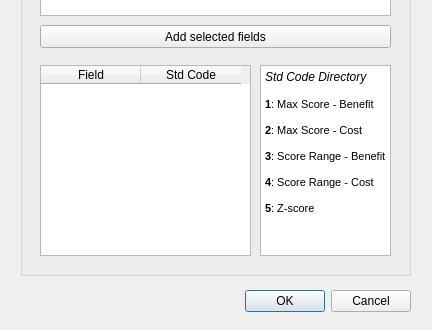
Qt form field_standardizer/field_standardizer_dialog_base.ui (greghuang8/standardizer_plugin) before a commit; both pictures show x 0 to 432 and y 305 to 635 of the 432 by 635 pixel window.
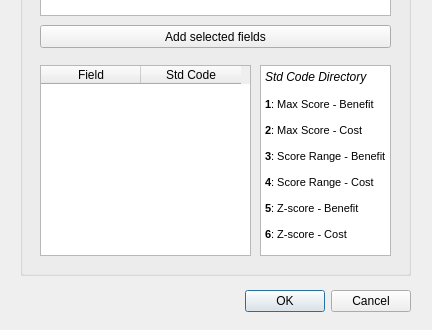
The same form after that commit. Custom widgets are drawn as their Qt base class.

Commit message: Added cost function for z-score (benefit function * -1)

```diff
--- a/field_standardizer/field_standardizer_dialog_base.ui
+++ b/field_standardizer/field_standardizer_dialog_base.ui
@@ -169,7 +169,9 @@
 &lt;p style=&quot;-qt-paragraph-type:empty; margin-top:0px; margin-bottom:0px; margin-left:0px; margin-right:0px; -qt-block-indent:0; text-indent:0px;&quot;&gt;&lt;br /&gt;&lt;/p&gt;
 &lt;p style=&quot; margin-top:0px; margin-bottom:0px; margin-left:0px; margin-right:0px; -qt-block-indent:0; text-indent:0px;&quot;&gt;&lt;span style=&quot; font-weight:600;&quot;&gt;4&lt;/span&gt;: Score Range - Cost&lt;/p&gt;
 &lt;p style=&quot;-qt-paragraph-type:empty; margin-top:0px; margin-bottom:0px; margin-left:0px; margin-right:0px; -qt-block-indent:0; text-indent:0px;&quot;&gt;&lt;br /&gt;&lt;/p&gt;
-&lt;p style=&quot; margin-top:0px; margin-bottom:0px; margin-left:0px; margin-right:0px; -qt-block-indent:0; text-indent:0px;&quot;&gt;&lt;span style=&quot; font-weight:600;&quot;&gt;5&lt;/span&gt;: Z-score&lt;/p&gt;&lt;/body&gt;&lt;/html&gt;</string>
+&lt;p style=&quot; margin-top:0px; margin-bottom:0px; margin-left:0px; margin-right:0px; -qt-block-indent:0; text-indent:0px;&quot;&gt;&lt;span style=&quot; font-weight:600;&quot;&gt;5&lt;/span&gt;: Z-score - Benefit&lt;/p&gt;
+&lt;p style=&quot;-qt-paragraph-type:empty; margin-top:0px; margin-bottom:0px; margin-left:0px; margin-right:0px; -qt-block-indent:0; text-indent:0px;&quot;&gt;&lt;br /&gt;&lt;/p&gt;
+&lt;p style=&quot; margin-top:0px; margin-bottom:0px; margin-left:0px; margin-right:0px; -qt-block-indent:0; text-indent:0px;&quot;&gt;&lt;span style=&quot; font-weight:600;&quot;&gt;6&lt;/span&gt;: Z-score - Cost&lt;/p&gt;&lt;/body&gt;&lt;/html&gt;</string>
     </property>
    </widget>
   </widget>
```
The commit also changes 1 other file.
